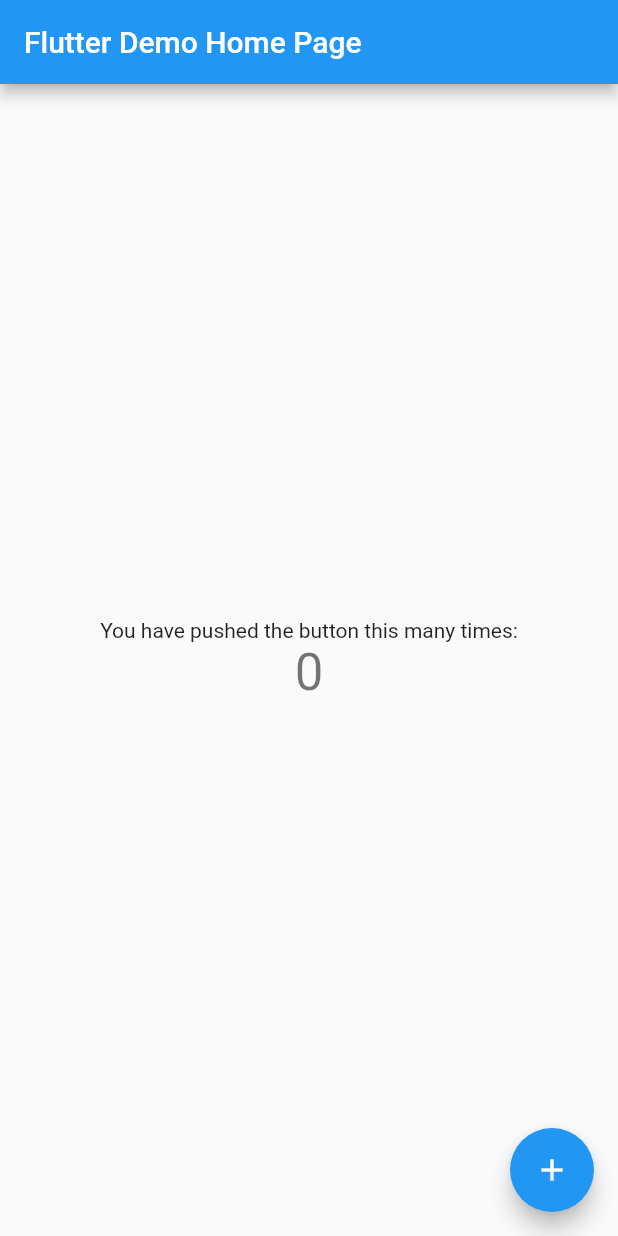
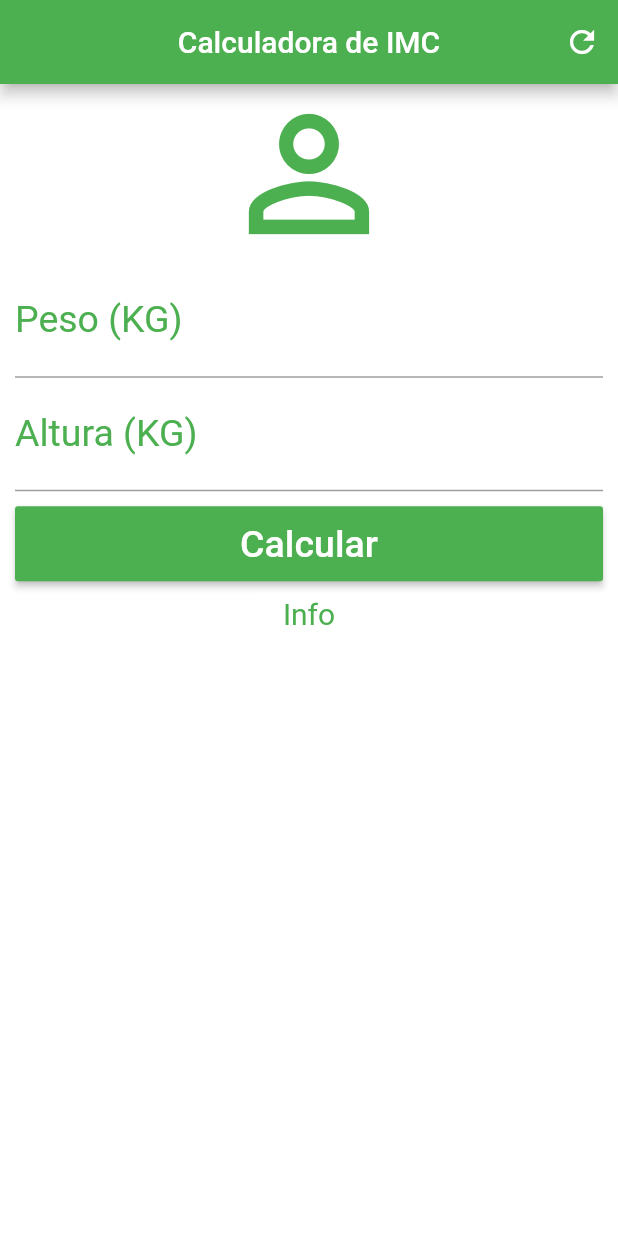
Before and after one commit to JoseEvanilton/calc_imc, a Flutter app: the screen it shows after launch, on a phone screen of 412 x 824 dp. Run offline on Flutter 3.47's test engine with Material 2 defaults, Android fonts, the phone set to English and light mode, and no system bars.

Commit message:
finalizando layout

```diff
--- a/calc_imc/lib/main.dart
+++ b/calc_imc/lib/main.dart
@@ -1,26 +1,26 @@
 import 'package:flutter/material.dart';
 
-void main() => runApp(MyApp());
+void main() => runApp(CalcImc());
 
-class MyApp extends StatelessWidget {
+class CalcImc extends StatelessWidget {
   // This widget is the root of your application.
   @override
   Widget build(BuildContext context) {
     return MaterialApp(
-      title: 'Flutter Demo',
-      theme: ThemeData(
-        // This is the theme of your application.
-        //
-        // Try running your application with "flutter run". You'll see the
-        // application has a blue toolbar. Then, without quitting the app, try
-        // changing the primarySwatch below to Colors.green and then invoke
-        // "hot reload" (press "r" in the console where you ran "flutter run",
-        // or simply save your changes to "hot reload" in a Flutter IDE).
-        // Notice that the counter didn't reset back to zero; the application
-        // is not restarted.
-        primarySwatch: Colors.blue,
-      ),
-      home: MyHomePage(title: 'Flutter Demo Home Page'),
+      // title: 'Flutter Demo',
+      // theme: ThemeData(
+      //   // This is the theme of your application.
+      //   //
+      //   // Try running your application with "flutter run". You'll see the
+      //   // application has a blue toolbar. Then, without quitting the app, try
+      //   // changing the primarySwatch below to Colors.green and then invoke
+      //   // "hot reload" (press "r" in the console where you ran "flutter run",
+      //   // or simply save your changes to "hot reload" in a Flutter IDE).
+      //   // Notice that the counter didn't reset back to zero; the application
+      //   // is not restarted.
+      //   primarySwatch: Colors.blue,
+      // ),
+      home: MyHomePage(title: 'Calculadora de IMC'),
     );
   }
 }
@@ -70,42 +70,62 @@ class _MyHomePageState extends State<MyHomePage> {
         // Here we take the value from the MyHomePage object that was created by
         // the App.build method, and use it to set our appbar title.
         title: Text(widget.title),
+        centerTitle: true,
+        backgroundColor: Colors.green,
+        actions: <Widget>[
+          IconButton(
+            icon: Icon(Icons.refresh),
+            onPressed: () {},
+          )
+        ],
       ),
-      body: Center(
-        // Center is a layout widget. It takes a single child and positions it
-        // in the middle of the parent.
+      backgroundColor: Colors.white,
+      body: SingleChildScrollView(
+        padding: EdgeInsets.fromLTRB(10, 0, 10, 0),
         child: Column(
-          // Column is also layout widget. It takes a list of children and
-          // arranges them vertically. By default, it sizes itself to fit its
-          // children horizontally, and tries to be as tall as its parent.
-          //
-          // Invoke "debug painting" (press "p" in the console, choose the
-          // "Toggle Debug Paint" action from the Flutter Inspector in Android
-          // Studio, or the "Toggle Debug Paint" command in Visual Studio Code)
-          // to see the wireframe for each widget.
-          //
-          // Column has various properties to control how it sizes itself and
-          // how it positions its children. Here we use mainAxisAlignment to
-          // center the children vertically; the main axis here is the vertical
-          // axis because Columns are vertical (the cross axis would be
-          // horizontal).
-          mainAxisAlignment: MainAxisAlignment.center,
+          crossAxisAlignment: CrossAxisAlignment.stretch,
           children: <Widget>[
-            Text(
-              'You have pushed the button this many times:',
+            Icon(
+              Icons.person_outline,
+              size: 120,
+              color: Colors.green,
             ),
-            Text(
-              '$_counter',
-              style: Theme.of(context).textTheme.display1,
+            TextField(
+              keyboardType: TextInputType.number,
+              decoration: InputDecoration(
+                  labelText: "Peso (KG)",
+                  labelStyle: TextStyle(color: Colors.green)),
+              textAlign: TextAlign.center,
+              style: TextStyle(color: Colors.green, fontSize: 25),
             ),
+            TextField(
+              keyboardType: TextInputType.number,
+              decoration: InputDecoration(
+                  labelText: "Altura (KG)",
+                  labelStyle: TextStyle(color: Colors.green)),
+              textAlign: TextAlign.center,
+              style: TextStyle(color: Colors.green, fontSize: 25),
+            ),
+            Padding(
+              padding: EdgeInsets.fromLTRB(0, 10, 0, 10),
+              child:  Container(
+              height: 50,
+              child: RaisedButton(
+                onPressed: () {},
+                color: Colors.green,
+                child: Text(
+                  "Calcular",
+                  style: TextStyle(color: Colors.white, fontSize: 25),
+                ),
+              ),
+            ),
+            ),
+            Text("Info",
+                textAlign: TextAlign.center,
+                style: TextStyle(color: Colors.green, fontSize: 20))
           ],
         ),
       ),
-      floatingActionButton: FloatingActionButton(
-        onPressed: _incrementCounter,
-        tooltip: 'Increment',
-        child: Icon(Icons.add),
-      ), // This trailing comma makes auto-formatting nicer for build methods.
     );
   }
 }
```
